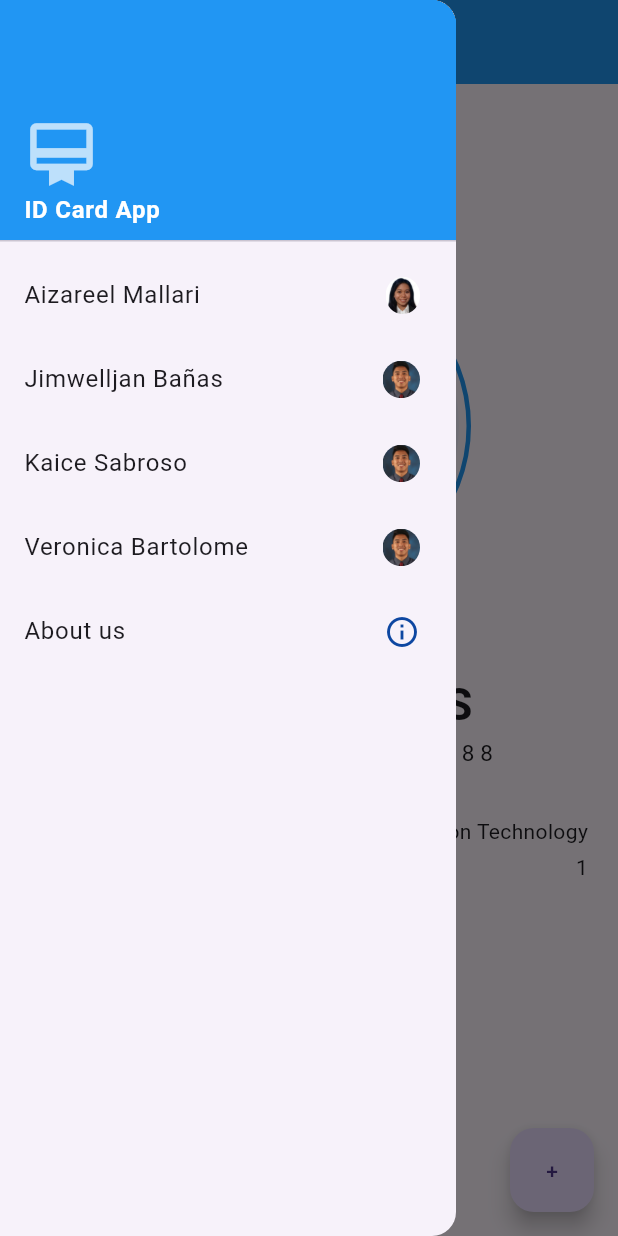
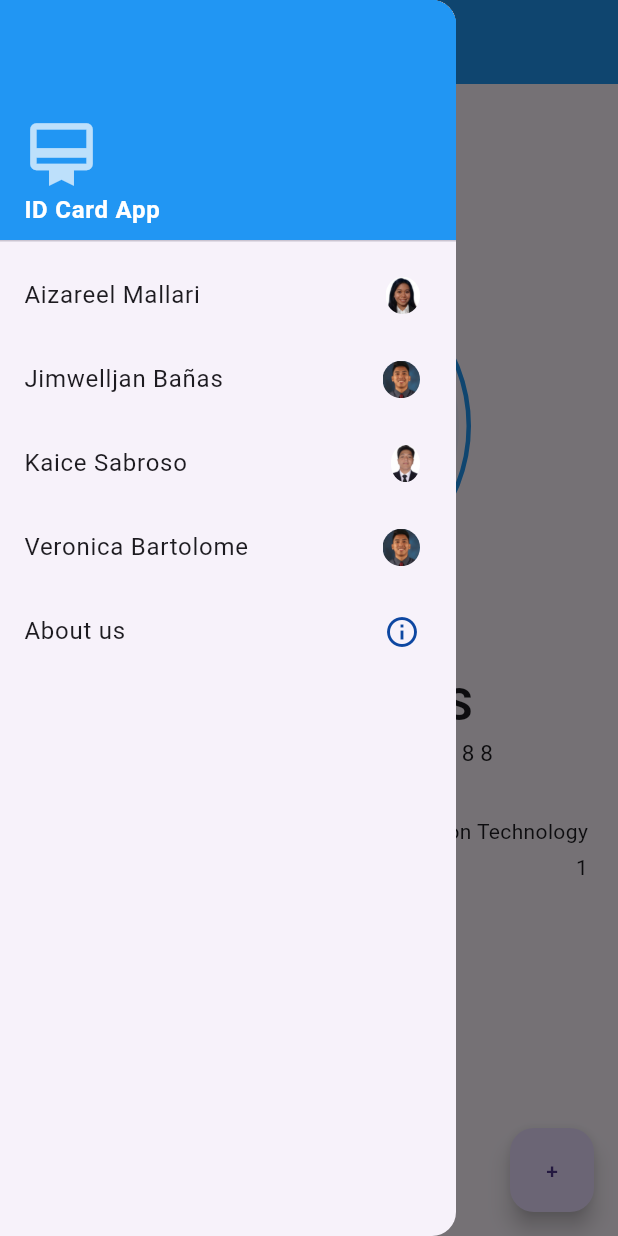
Before and after one commit to ceciliasds/id-card, a Flutter app: the screen it shows after launch, with the side drawer open, on a phone screen of 412 x 824 dp. Run offline on Flutter 3.47's test engine with Material 3 defaults, Android fonts, the phone set to English and light mode, and no system bars.

Commit message:
main.dart

```diff
--- a/lib/main.dart
+++ b/lib/main.dart
@@ -1,6 +1,7 @@
 import 'package:flutter/material.dart';
 import 'jimwell.dart';
 import 'aiza.dart';
+import 'kaice.dart';
 
 void main() {
   runApp(MaterialApp(
@@ -186,7 +187,7 @@ class _MyAppState extends State<MyApp> {
                 children: [
                   Text("Kaice Sabroso"),
                   ClipOval(
-                    child: Image.asset('images/jim.jpg', height: 25),
+                    child: Image.asset('images/kaice.jpg', height: 25),
                   ),
                 ],
               ),
```
